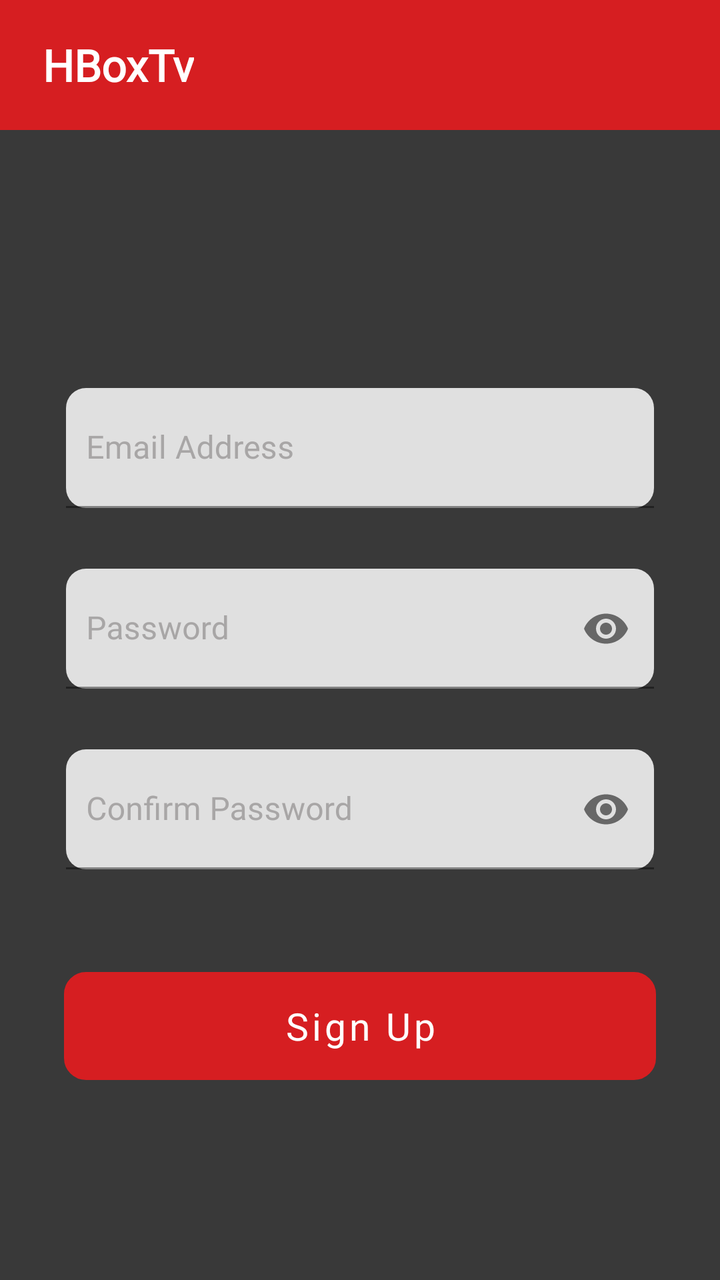
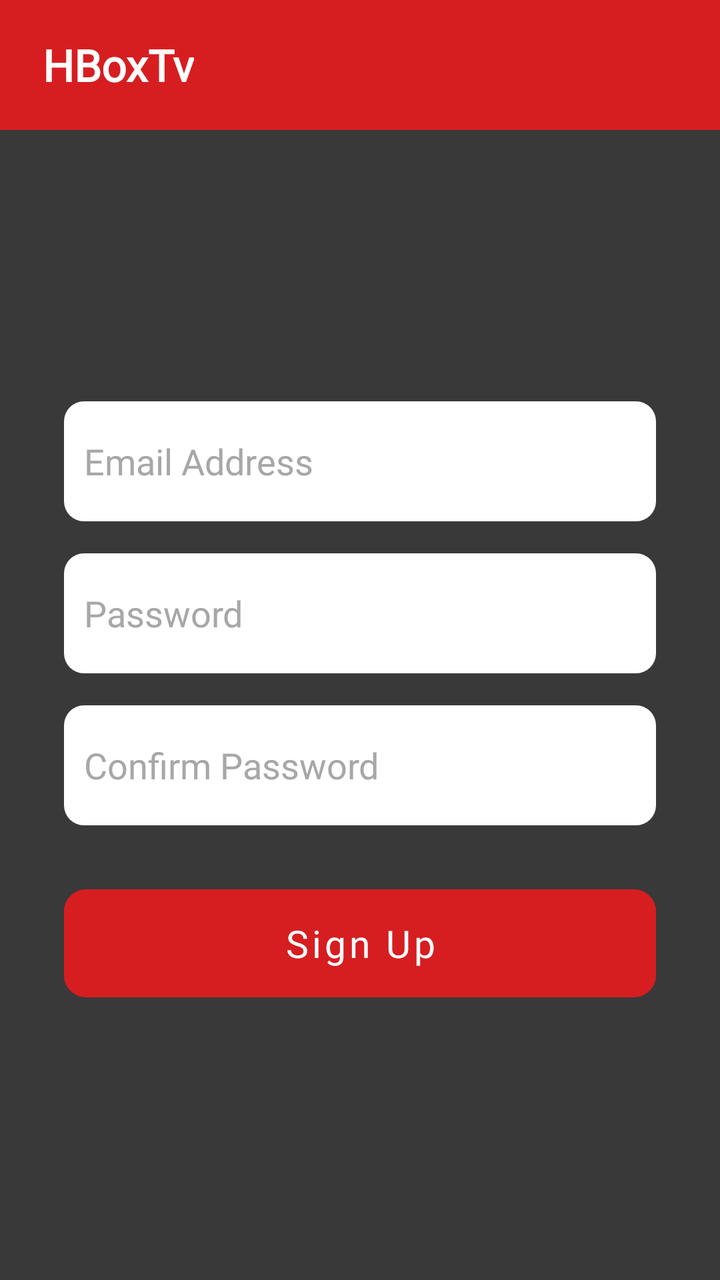

Two renders of the same Android screen: before a commit and after it. Below are the layout's source before the change and the commit's diff.
<!-- AndroidManifest.xml: application theme Theme.HBoxTv -->
<!-- res/layout/activity_sign_up.xml -->
<?xml version="1.0" encoding="utf-8"?>
<androidx.constraintlayout.widget.ConstraintLayout xmlns:android="http://schemas.android.com/apk/res/android"
    xmlns:app="http://schemas.android.com/apk/res-auto"
    xmlns:tools="http://schemas.android.com/tools"
    android:layout_width="match_parent"
    android:layout_height="match_parent"
    android:background="@color/background_app"
    tools:context=".activities.SignUpActivity">

    <include layout="@layout/toolbar" />

    <androidx.constraintlayout.widget.ConstraintLayout
        android:layout_width="match_parent"
        android:layout_height="match_parent"
        app:layout_constraintBottom_toBottomOf="parent"
        app:layout_constraintEnd_toEndOf="parent"
        app:layout_constraintStart_toStartOf="parent"
        app:layout_constraintTop_toTopOf="parent">

        <ProgressBar
            android:visibility="gone"
            android:id="@+id/progress_bar"
            android:layout_width="wrap_content"
            android:layout_height="wrap_content"
            app:layout_constraintStart_toStartOf="parent"
            app:layout_constraintEnd_toEndOf="parent"
            app:layout_constraintTop_toTopOf="parent"
            app:layout_constraintBottom_toBottomOf="parent"/>

        <com.google.android.material.textfield.TextInputLayout
            android:id="@+id/text_input_layout_email"
            style="@style/Widget.MaterialComponents.TextInputLayout.FilledBox"
            android:layout_width="0dp"
            android:layout_height="wrap_content"
            android:layout_marginStart="32dp"
            android:layout_marginEnd="32dp"
            android:background="@color/background_app"
            android:padding="1dp"
            android:textColorHint="#A8A6A6"
            app:boxBackgroundMode="filled"
            app:boxCornerRadiusBottomEnd="10dp"
            app:boxCornerRadiusBottomStart="10dp"
            app:boxCornerRadiusTopEnd="10dp"
            app:boxCornerRadiusTopStart="10dp"
            app:errorEnabled="true"
            app:layout_constraintBottom_toBottomOf="parent"
            app:layout_constraintEnd_toEndOf="parent"
            app:layout_constraintHorizontal_bias="0.0"
            app:layout_constraintStart_toStartOf="parent"
            app:layout_constraintTop_toTopOf="parent"
            app:layout_constraintVertical_bias="0.346">

            <com.google.android.material.textfield.TextInputEditText
                android:id="@+id/text_input_email"
                android:layout_width="match_parent"
                android:layout_height="60dp"
                android:background="@null"
                android:hint="@string/mail_input"
                android:padding="10dp"
                android:textColor="#000000"
                android:textColorHint="#FFFEFE"
                android:fontFamily="@font/poppins_regular"/>

        </com.google.android.material.textfield.TextInputLayout>

        <com.google.android.material.textfield.TextInputLayout
            android:id="@+id/text_input_layout_password"
            style="@style/Widget.MaterialComponents.TextInputLayout.FilledBox"
            android:layout_width="0dp"
            android:layout_height="wrap_content"
            android:layout_marginStart="32dp"
            android:layout_marginEnd="32dp"
            android:layout_marginTop="8dp"
            android:background="@color/background_app"
            android:padding="1dp"
            android:textColorHint="#A8A6A6"
            app:boxBackgroundMode="filled"
            app:boxCornerRadiusBottomEnd="10dp"
            app:boxCornerRadiusBottomStart="10dp"
            app:boxCornerRadiusTopEnd="10dp"
            app:boxCornerRadiusTopStart="10dp"
            app:errorEnabled="true"
            app:layout_constraintEnd_toEndOf="parent"
            app:layout_constraintStart_toStartOf="parent"
            app:layout_constraintTop_toBottomOf="@+id/text_input_layout_email"
            app:passwordToggleEnabled="true">

            <com.google.android.material.textfield.TextInputEditText
                android:id="@+id/text_input_password"
                android:layout_width="match_parent"
                android:layout_height="60dp"
                android:background="@null"
                android:hint="@string/_input"
                android:inputType="textPassword"
                android:padding="10dp"
                android:textColor="#000000"
                android:textColorHint="@color/white"
                android:fontFamily="@font/poppins_regular"/>

        </com.google.android.material.textfield.TextInputLayout>

        <com.google.android.material.textfield.TextInputLayout
            android:id="@+id/textInputLayout3"
            style="@style/Widget.MaterialComponents.TextInputLayout.FilledBox"
            android:layout_width="0dp"
            android:layout_height="wrap_content"
            android:layout_marginStart="32dp"
            android:layout_marginEnd="32dp"
            android:background="@color/background_app"
            android:padding="1dp"
            android:textColorHint="#A8A6A6"
            app:boxBackgroundMode="filled"
            app:boxCornerRadiusBottomEnd="10dp"
            app:boxCornerRadiusBottomStart="10dp"
            app:boxCornerRadiusTopEnd="10dp"
            app:boxCornerRadiusTopStart="10dp"
            android:layout_marginTop="8dp"
            app:errorEnabled="true"
            app:layout_constraintEnd_toEndOf="parent"
            app:layout_constraintStart_toStartOf="parent"
            app:layout_constraintTop_toBottomOf="@+id/text_input_layout_password"
            app:passwordToggleEnabled="true">

            <com.google.android.material.textfield.TextInputEditText
                android:id="@+id/text_input_confirm_password"
                android:layout_width="match_parent"
                android:layout_height="60dp"
                android:background="@null"
                android:hint="@string/confirm_password_text"
                android:inputType="textPassword"
                android:padding="10dp"
                android:textColor="#000000"
                android:textColorHint="@color/white"
                android:fontFamily="@font/poppins_regular"/>

        </com.google.android.material.textfield.TextInputLayout>

        <Button
            android:id="@+id/button_sign_up"
            android:layout_width="0dp"
            android:layout_height="54dp"
            android:layout_marginTop="30dp"
            android:background="@drawable/button_stroke"
            android:text="@string/sign_up_text"
            android:textAllCaps="false"
            android:textColor="#FFFEFE"
            android:textSize="19sp"
            android:fontFamily="@font/poppins_regular"
            app:layout_constraintEnd_toEndOf="@+id/textInputLayout3"
            app:layout_constraintStart_toStartOf="@+id/textInputLayout3"
            app:layout_constraintTop_toBottomOf="@+id/textInputLayout3" />

        

    </androidx.constraintlayout.widget.ConstraintLayout>

</androidx.constraintlayout.widget.ConstraintLayout>
<!-- res/layout/toolbar.xml (included above) -->
<merge xmlns:tools="http://schemas.android.com/tools"
    xmlns:android="http://schemas.android.com/apk/res/android"
    xmlns:app="http://schemas.android.com/apk/res-auto">

    <androidx.appcompat.widget.Toolbar
        android:layout_width="match_parent"
        android:layout_height="65dp"
        android:background="@color/purple_500"
        android:theme="@style/Theme.AppCompat.Light.Dialog"
        app:layout_scrollFlags="scroll|exitUntilCollapsed">

        <LinearLayout
            android:layout_width="match_parent"
            android:layout_height="wrap_content"
            android:orientation="horizontal">

            

            <TextView
                android:id="@+id/imageView2"
                android:layout_width="wrap_content"
                android:layout_height="wrap_content"
                android:padding="5dp"
                android:text="@string/app_name"
                android:textColor="@color/white"
                android:textSize="22sp"
                android:textStyle="bold"
                android:fontFamily="@font/poppins_bold"
                android:gravity="center" />

        </LinearLayout>

    </androidx.appcompat.widget.Toolbar>


</merge>
<!-- resources referenced by this layout -->
<resources>
  <color name="background_app">#393939</color>
  <color name="purple_500">#D61E21</color>
  <color name="white">#FFFFFFFF</color>
  <!-- drawable button_stroke (drawable) -->
  <?xml version="1.0" encoding="utf-8"?>
  <shape xmlns:android="http://schemas.android.com/apk/res/android">
  
      <stroke android:color="#868585" android:width="2dp">
      </stroke>
      <corners android:radius="10dp">
  
      </corners>
  
  </shape>
  <string name="_input">Password</string>
  <string name="app_name">HBoxTv</string>
  <string name="confirm_password_text">Confirm Password</string>
  <string name="mail_input">Email Address</string>
  <string name="sign_up_text">Sign Up</string>
  <style name="Theme.HBoxTv" parent="Theme.MaterialComponents.DayNight.NoActionBar">
          
          <item name="colorPrimary">@color/purple_500</item>
          <item name="colorPrimaryVariant">@color/purple_700</item>
          <item name="colorOnPrimary">@color/white</item>
          
          <item name="colorSecondary">@color/teal_200</item>
          <item name="colorSecondaryVariant">@color/teal_700</item>
          <item name="colorOnSecondary">@color/black</item>
          
          <item name="android:statusBarColor" tools:targetApi="l">?attr/colorPrimaryVariant</item>
          
  
          <item name="android:windowTranslucentStatus">true</item>
          <item name="android:windowTranslucentNavigation">true</item>
      </style>
  <color name="purple_700">#780000</color>
  <color name="teal_200">#FF03DAC5</color>
  <color name="teal_700">#FF018786</color>
  <color name="black">#FF000000</color>
</resources>

<!-- the commit's change to res/layout/activity_sign_up.xml (unified diff, before → after) -->
@@ -17,138 +17,96 @@
         app:layout_constraintStart_toStartOf="parent"
         app:layout_constraintTop_toTopOf="parent">
 
+        <EditText
+            android:id="@+id/text_input_email1"
+            android:layout_width="match_parent"
+            android:layout_height="60dp"
+            android:layout_marginStart="32dp"
+            android:layout_marginEnd="32dp"
+            android:background="@drawable/edit_text_bg"
+            android:hint="@string/mail_input"
+            android:padding="10dp"
+            android:textColor="#000000"
+            android:textColorHint="#A8A6A6"
+            android:fontFamily="@font/poppins_regular"
+            android:maxLines="1"
+            android:autofillHints="@null"
+            android:inputType="textEmailAddress"
+            app:layout_constraintBottom_toBottomOf="parent"
+            app:layout_constraintEnd_toEndOf="parent"
+            app:layout_constraintHorizontal_bias="0.0"
+            app:layout_constraintStart_toStartOf="parent"
+            app:layout_constraintTop_toTopOf="parent"
+            app:layout_constraintVertical_bias="0.346" />
+
+        <EditText
+            android:id="@+id/text_input_password1"
+            android:layout_width="match_parent"
+            android:layout_height="60dp"
+            android:layout_marginStart="32dp"
+            android:layout_marginEnd="32dp"
+            android:layout_marginTop="16dp"
+            android:background="@drawable/edit_text_bg"
+            android:hint="@string/password_input"
+            android:padding="10dp"
+            android:textColor="#000000"
+            android:textColorHint="#A8A6A6"
+            android:fontFamily="@font/poppins_regular"
+            android:maxLines="1"
+            android:autofillHints="@null"
+            android:inputType="textPassword"
+            app:layout_constraintEnd_toEndOf="parent"
+            app:layout_constraintStart_toStartOf="parent"
+            app:layout_constraintTop_toBottomOf="@+id/text_input_email1" />
+
+        <EditText
+            android:id="@+id/text_input_confirm_password1"
+            android:layout_width="match_parent"
+            android:layout_height="60dp"
+            android:layout_marginStart="32dp"
+            android:layout_marginEnd="32dp"
+            android:layout_marginTop="16dp"
+            android:background="@drawable/edit_text_bg"
+            android:hint="@string/confirm_password_text"
+            android:padding="10dp"
+            android:textColor="#000000"
+            android:textColorHint="#A8A6A6"
+            android:fontFamily="@font/poppins_regular"
+            android:maxLines="1"
+            android:autofillHints="@null"
+            android:inputType="textPassword"
+            app:layout_constraintEnd_toEndOf="parent"
+            app:layout_constraintStart_toStartOf="parent"
+            app:layout_constraintTop_toBottomOf="@+id/text_input_password1" />
+
         <ProgressBar
             android:visibility="gone"
             android:id="@+id/progress_bar"
             android:layout_width="wrap_content"
             android:layout_height="wrap_content"
-            app:layout_constraintStart_toStartOf="parent"
-            app:layout_constraintEnd_toEndOf="parent"
-            app:layout_constraintTop_toTopOf="parent"
-            app:layout_constraintBottom_toBottomOf="parent"/>
-
-        <com.google.android.material.textfield.TextInputLayout
-            android:id="@+id/text_input_layout_email"
-            style="@style/Widget.MaterialComponents.TextInputLayout.FilledBox"
-            android:layout_width="0dp"
-            android:layout_height="wrap_content"
-            android:layout_marginStart="32dp"
-            android:layout_marginEnd="32dp"
-            android:background="@color/background_app"
-            android:padding="1dp"
-            android:textColorHint="#A8A6A6"
-            app:boxBackgroundMode="filled"
-            app:boxCornerRadiusBottomEnd="10dp"
-            app:boxCornerRadiusBottomStart="10dp"
-            app:boxCornerRadiusTopEnd="10dp"
-            app:boxCornerRadiusTopStart="10dp"
-            app:errorEnabled="true"
-            app:layout_constraintBottom_toBottomOf="parent"
-            app:layout_constraintEnd_toEndOf="parent"
-            app:layout_constraintHorizontal_bias="0.0"
-            app:layout_constraintStart_toStartOf="parent"
-            app:layout_constraintTop_toTopOf="parent"
-            app:layout_constraintVertical_bias="0.346">
-
-            <com.google.android.material.textfield.TextInputEditText
-                android:id="@+id/text_input_email"
-                android:layout_width="match_parent"
-                android:layout_height="60dp"
-                android:background="@null"
-                android:hint="@string/mail_input"
-                android:padding="10dp"
-                android:textColor="#000000"
-                android:textColorHint="#FFFEFE"
-                android:fontFamily="@font/poppins_regular"/>
-
-        </com.google.android.material.textfield.TextInputLayout>
-
-        <com.google.android.material.textfield.TextInputLayout
-            android:id="@+id/text_input_layout_password"
-            style="@style/Widget.MaterialComponents.TextInputLayout.FilledBox"
-            android:layout_width="0dp"
-            android:layout_height="wrap_content"
-            android:layout_marginStart="32dp"
-            android:layout_marginEnd="32dp"
-            android:layout_marginTop="8dp"
-            android:background="@color/background_app"
-            android:padding="1dp"
-            android:textColorHint="#A8A6A6"
-            app:boxBackgroundMode="filled"
-            app:boxCornerRadiusBottomEnd="10dp"
-            app:boxCornerRadiusBottomStart="10dp"
-            app:boxCornerRadiusTopEnd="10dp"
-            app:boxCornerRadiusTopStart="10dp"
-            app:errorEnabled="true"
-            app:layout_constraintEnd_toEndOf="parent"
-            app:layout_constraintStart_toStartOf="parent"
-            app:layout_constraintTop_toBottomOf="@+id/text_input_layout_email"
-            app:passwordToggleEnabled="true">
-
-            <com.google.android.material.textfield.TextInputEditText
-                android:id="@+id/text_input_password"
-                android:layout_width="match_parent"
-                android:layout_height="60dp"
-                android:background="@null"
-                android:hint="@string/_input"
-                android:inputType="textPassword"
-                android:padding="10dp"
-                android:textColor="#000000"
-                android:textColorHint="@color/white"
-                android:fontFamily="@font/poppins_regular"/>
-
-        </com.google.android.material.textfield.TextInputLayout>
-
-        <com.google.android.material.textfield.TextInputLayout
-            android:id="@+id/textInputLayout3"
-            style="@style/Widget.MaterialComponents.TextInputLayout.FilledBox"
-            android:layout_width="0dp"
-            android:layout_height="wrap_content"
-            android:layout_marginStart="32dp"
-            android:layout_marginEnd="32dp"
-            android:background="@color/background_app"
-            android:padding="1dp"
-            android:textColorHint="#A8A6A6"
-            app:boxBackgroundMode="filled"
-            app:boxCornerRadiusBottomEnd="10dp"
-            app:boxCornerRadiusBottomStart="10dp"
-            app:boxCornerRadiusTopEnd="10dp"
-            app:boxCornerRadiusTopStart="10dp"
-            android:layout_marginTop="8dp"
-            app:errorEnabled="true"
-            app:layout_constraintEnd_toEndOf="parent"
-            app:layout_constraintStart_toStartOf="parent"
-            app:layout_constraintTop_toBottomOf="@+id/text_input_layout_password"
-            app:passwordToggleEnabled="true">
-
-            <com.google.android.material.textfield.TextInputEditText
-                android:id="@+id/text_input_confirm_password"
-                android:layout_width="match_parent"
-                android:layout_height="60dp"
-                android:background="@null"
-                android:hint="@string/confirm_password_text"
-                android:inputType="textPassword"
-                android:padding="10dp"
-                android:textColor="#000000"
-                android:textColorHint="@color/white"
-                android:fontFamily="@font/poppins_regular"/>
-
-        </com.google.android.material.textfield.TextInputLayout>
+            android:layout_margin="16dp"
+            android:indeterminateTint="@color/purple_200"
+            app:layout_constraintStart_toStartOf="@+id/text_input_password1"
+            app:layout_constraintEnd_toEndOf="@+id/text_input_password1"
+            app:layout_constraintTop_toBottomOf="@+id/text_input_confirm_password1"
+            app:layout_constraintBottom_toTopOf="@+id/button_sign_up"/>
 
         <Button
             android:id="@+id/button_sign_up"
             android:layout_width="0dp"
             android:layout_height="54dp"
-            android:layout_marginTop="30dp"
+            android:layout_marginTop="32dp"
             android:background="@drawable/button_stroke"
             android:text="@string/sign_up_text"
             android:textAllCaps="false"
             android:textColor="#FFFEFE"
             android:textSize="19sp"
             android:fontFamily="@font/poppins_regular"
-            app:layout_constraintEnd_toEndOf="@+id/textInputLayout3"
-            app:layout_constraintStart_toStartOf="@+id/textInputLayout3"
-            app:layout_constraintTop_toBottomOf="@+id/textInputLayout3" />
+            app:layout_constraintEnd_toEndOf="@+id/text_input_password1"
+            app:layout_constraintStart_toStartOf="@+id/text_input_password1"
+            app:layout_constraintTop_toBottomOf="@+id/progress_bar" />
+
+        
 
         
 
<!-- resource entries referenced after the edit -->
@@ -1,6 +1,7 @@
 <!-- resources referenced by this layout -->
 <resources>
   <color name="background_app">#393939</color>
+  <color name="purple_200">#ff4f4f</color>
   <color name="purple_500">#D61E21</color>
   <color name="white">#FFFFFFFF</color>
   <!-- drawable button_stroke (drawable) -->
@@ -14,10 +15,19 @@
       </corners>
   
   </shape>
-  <string name="_input">Password</string>
+  <!-- drawable edit_text_bg (drawable) -->
+  <?xml version="1.0" encoding="utf-8"?>
+  <shape xmlns:android="http://schemas.android.com/apk/res/android"
+      android:shape="rectangle">
+  
+      <solid android:color="@color/white"/>
+      <corners android:radius="10dp"/>
+  
+  </shape>
   <string name="app_name">HBoxTv</string>
   <string name="confirm_password_text">Confirm Password</string>
   <string name="mail_input">Email Address</string>
+  <string name="password_input">Password</string>
   <string name="sign_up_text">Sign Up</string>
   <style name="Theme.HBoxTv" parent="Theme.MaterialComponents.DayNight.NoActionBar">
           
